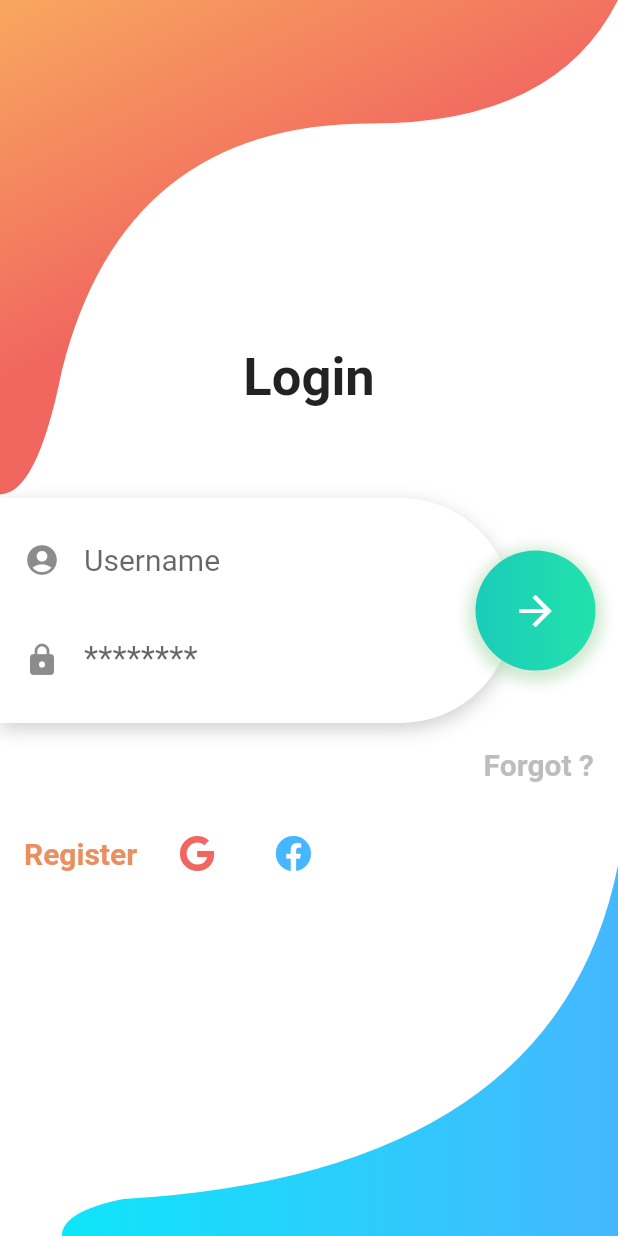
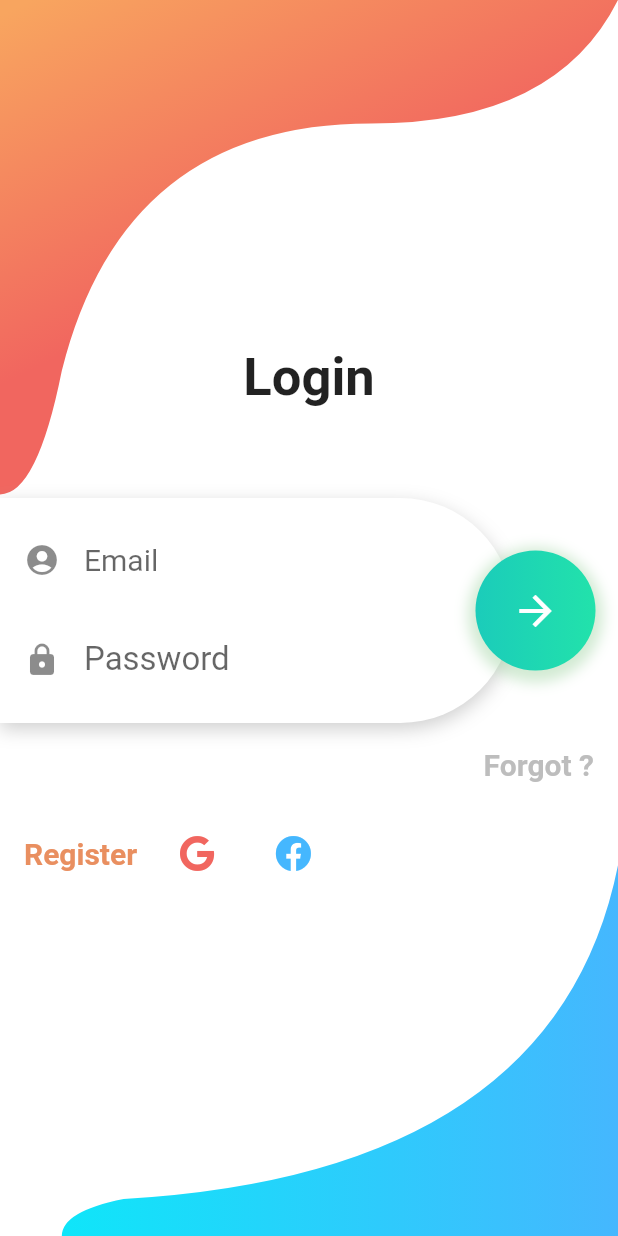
Before and after one commit to VictorMonzo/Batoidex, a Flutter app: the screen it shows after launch, on a phone screen of 412 x 824 dp. Run offline on Flutter 3.47's test engine with Material 2 defaults, Android fonts, the phone set to English and light mode, and no system bars; our stand-ins replace cached_network_image, firebase_auth, firebase_core, font_awesome_flutter; accounts and stored records are empty; statements that could not run were skipped.

Commit message:
login firebase

```diff
--- a/lib/main.dart
+++ b/lib/main.dart
@@ -1,30 +1,39 @@
-import 'package:batoidex_bat/ui/pokemon/pokedex_screen.dart';
+import 'package:batoidex_bat/services/Firebase.dart';
 import 'package:batoidex_bat/ui/background/background.dart';
 import 'package:batoidex_bat/ui/forms/login_form.dart';
+import 'package:batoidex_bat/ui/pokemon/pokedex_screen.dart';
+import 'package:firebase_auth/firebase_auth.dart';
+import 'package:firebase_core/firebase_core.dart';
 import 'package:flutter/material.dart';
 
-void main() {
-  runApp(Pokedex());
+void main() async {
+  WidgetsFlutterBinding.ensureInitialized();
+  await Firebase.initializeApp();
+  runApp(const Pokedex());
 }
 
 class Pokedex extends StatelessWidget {
-  /*@override
-  Widget build(BuildContext context) {
-    return MaterialApp(
-      home: Pokedex(),
-    );
-  }*/
+  const Pokedex({Key? key}) : super(key: key);
 
   @override
   Widget build(BuildContext context) {
     return MaterialApp(
       title: 'Batoidex',
       home: Scaffold(
-        body: Stack(
-          children: [
-            Background(),
-            const LoginForm(),
-          ],
+        body: StreamBuilder<User?>(
+          stream: FirebaseAuth.instance.authStateChanges(),
+          builder: (context, snapshot) {
+            if (snapshot.hasData) {
+              return const PokedexScreen();
+            } else {
+              return Stack(
+                children: [
+                  Background(),
+                  const LoginForm(),
+                ],
+              );
+            }
+          },
         ),
       ),
     );
--- /dev/null
+++ b/lib/services/Firebase.dart
@@ -0,0 +1,8 @@
+import 'package:firebase_auth/firebase_auth.dart';
+
+class Firebase {
+
+  Future singIn(email, password) async {
+    await FirebaseAuth.instance.signInWithEmailAndPassword(email: email, password: password);
+  }
+}
--- a/lib/ui/forms/login_form.dart
+++ b/lib/ui/forms/login_form.dart
@@ -1,6 +1,7 @@
 import 'package:flutter/material.dart';
 import 'package:font_awesome_flutter/font_awesome_flutter.dart';
 import 'package:batoidex_bat/ui/pokemon/pokedex_screen.dart';
+import 'package:batoidex_bat/services/Firebase.dart';
 
 class LoginForm extends StatefulWidget {
   const LoginForm({Key? key}) : super(key: key);
@@ -10,6 +11,16 @@ class LoginForm extends StatefulWidget {
 }
 
 class _LoginFormState extends State<LoginForm> {
+  final emailController = TextEditingController();
+  final passwordController = TextEditingController();
+
+  @override
+  void dispose() {
+    emailController.dispose();
+    passwordController.dispose();
+    super.dispose();
+  }
+
   @override
   Widget build(BuildContext context) {
     return Column(
@@ -54,24 +65,26 @@ class _LoginFormState extends State<LoginForm> {
                   children: [
                     Container(
                       margin: const EdgeInsets.only(left: 16, right: 32),
-                      child: const TextField(
-                        decoration: InputDecoration(
+                      child: TextField(
+                        controller: emailController,
+                        decoration: const InputDecoration(
                           hintStyle: TextStyle(fontSize: 20),
                           border: InputBorder.none,
                           icon: Icon(Icons.account_circle_rounded),
-                          hintText: "Username",
+                          hintText: "Email",
                         ),
                       ),
                     ),
                     Container(
                       margin: const EdgeInsets.only(left: 16, right: 32),
-                      child: const TextField(
+                      child: TextField(
+                        controller: passwordController,
                         obscureText: true,
-                        decoration: InputDecoration(
+                        decoration: const InputDecoration(
                           hintStyle: TextStyle(fontSize: 22),
                           border: InputBorder.none,
                           icon: Icon(Icons.lock_rounded),
-                          hintText: "********",
+                          hintText: "Password",
                         ),
                       ),
                     ),
@@ -112,7 +125,7 @@ class _LoginFormState extends State<LoginForm> {
                   ),
                   onTap: () {
                     Navigator.push(
-                        context, MaterialPageRoute(builder: (_) => const Pokedex()));
+                        context, MaterialPageRoute(builder: (_) => const PokedexScreen()));
                   },
                 ),
               ),
--- a/lib/ui/pokemon/pokedex_screen.dart
+++ b/lib/ui/pokemon/pokedex_screen.dart
@@ -5,14 +5,14 @@ import 'package:cached_network_image/cached_network_image.dart';
 import 'package:flutter/material.dart';
 import 'package:http/http.dart' as http;
 
-class Pokedex extends StatefulWidget {
-  const Pokedex({Key? key}) : super(key: key);
+class PokedexScreen extends StatefulWidget {
+  const PokedexScreen({Key? key}) : super(key: key);
 
   @override
-  _PokedexState createState() => _PokedexState();
+  _PokedexScreenState createState() => _PokedexScreenState();
 }
 
-class _PokedexState extends State<Pokedex> {
+class _PokedexScreenState extends State<PokedexScreen> {
   var pokeApi =
       "https://raw.githubusercontent.com/Biuni/PokemonGO-Pokedex/master/pokedex.json";
   late List pokedex = [];
--- a/pubspec.yaml
+++ b/pubspec.yaml
@@ -37,6 +37,9 @@ dependencies:
   http: ^0.13.1
   cached_network_image: ^3.0.0
   font_awesome_flutter: ^9.2.0
+  # Firebase
+  firebase_core: ^1.10.6
+  firebase_auth: ^3.3.4
 
 dev_dependencies:
   flutter_test:
```
